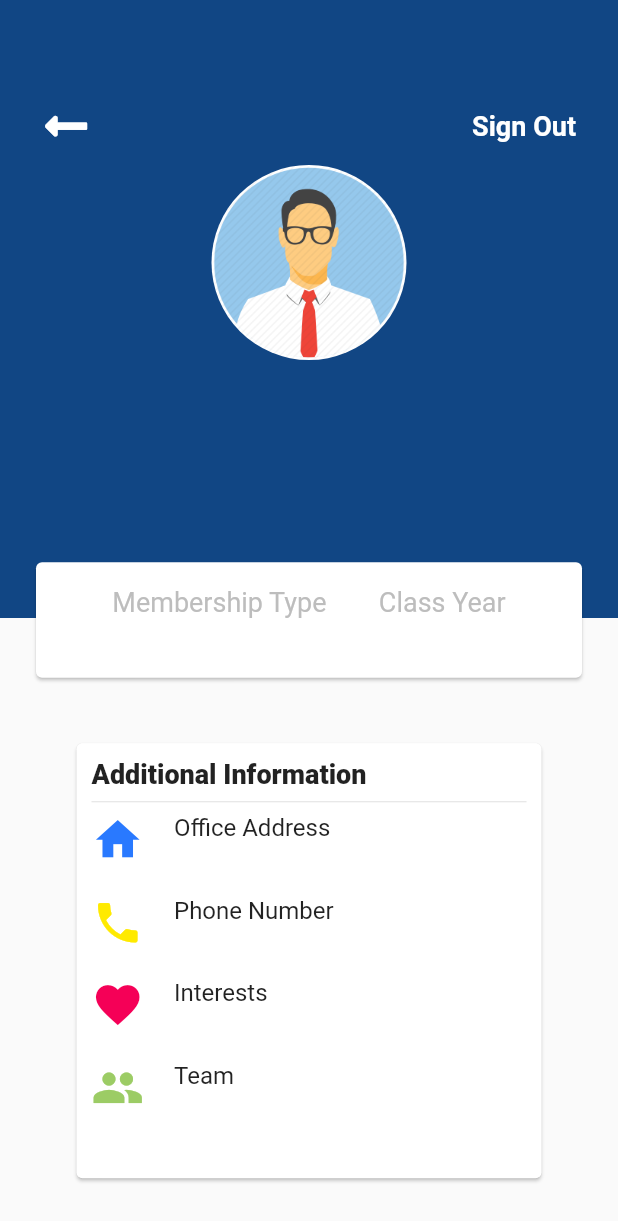
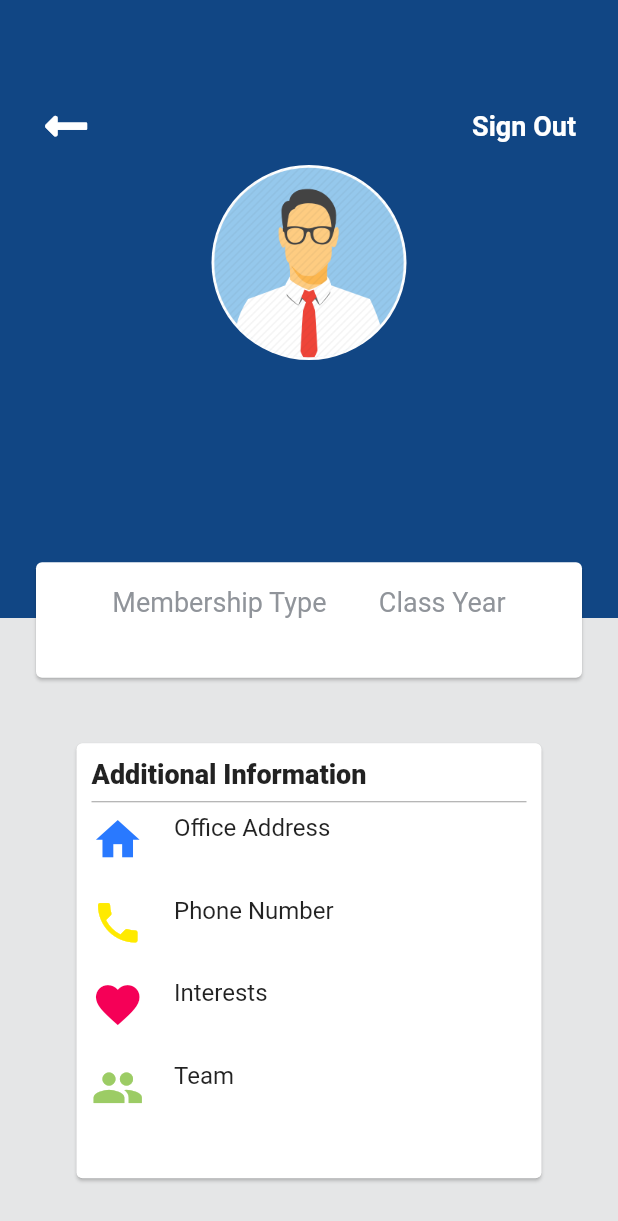
Before and after one commit to GideonsPromiseDev/GPMobileApp, a Flutter app: the screen it shows once a user with an empty profile is signed in, after a tap on "View My Profile", on a phone screen of 412 x 824 dp. Shown: the top 1221 px of the screen. Run offline on Flutter 3.47's test engine with Material 2 defaults, Android fonts, the phone set to English and light mode, and no system bars; our stand-ins replace cloud_firestore, firebase_auth, firebase_core, font_awesome_flutter, introduction_screen; accounts and stored records are empty.

Commit message:
Updated styling of donate and profile page

```diff
--- a/gp_mobile/lib/pages/donate/donate.dart
+++ b/gp_mobile/lib/pages/donate/donate.dart
@@ -26,9 +26,6 @@ class Donate extends StatelessWidget {
               fit: BoxFit.contain,
             ),
           ),
-          Row(
-            mainAxisAlignment: MainAxisAlignment.spaceEvenly,
-            children: [
           IconButton(
             onPressed: () {
               openURL(DonateConstants.donateURL);
@@ -36,8 +33,18 @@ class Donate extends StatelessWidget {
             icon: const FaIcon(FontAwesomeIcons.moneyCheckAlt),
             iconSize: 36,
           ),
-            ],
-          )
+          const Text("Click here to donate"),
+          Container(
+            margin: const EdgeInsets.only(top: 40),
+            child: const Text(
+              "Please consider donating. Every little bit helps!",
+              textAlign: TextAlign.center,
+              style: TextStyle(
+                fontWeight: FontWeight.bold,
+                fontSize: 24,
+              ),
+            ),
+          ),
         ],
       ),
     );
--- a/gp_mobile/lib/pages/profile/profile.dart
+++ b/gp_mobile/lib/pages/profile/profile.dart
@@ -97,6 +97,10 @@ scaffolding(String email, String mobile, String fullName, String classYear,
             ),
             Expanded(
               flex: 5,
+              child: Container(
+                color: (Theme.of(context).brightness == Brightness.light)
+                    ? GideonsPromiseColors.gray[100]
+                    : null,
                 child: Center(
                   child: Card(
                     margin: const EdgeInsets.fromLTRB(0.0, 45.0, 0.0, 0.0),
@@ -116,7 +120,7 @@ scaffolding(String email, String mobile, String fullName, String classYear,
                               ),
                             ),
                             Divider(
-                            color: Colors.grey[300],
+                              color: Colors.grey[500],
                             ),
                             Row(
                               mainAxisAlignment: MainAxisAlignment.start,
@@ -142,7 +146,7 @@ scaffolding(String email, String mobile, String fullName, String classYear,
                                       address,
                                       style: TextStyle(
                                         fontSize: 14.0,
-                                      color: Colors.grey[400],
+                                        color: GideonsPromiseColors.gray,
                                       ),
                                     )
                                   ],
@@ -176,7 +180,7 @@ scaffolding(String email, String mobile, String fullName, String classYear,
                                       mobile,
                                       style: TextStyle(
                                         fontSize: 14.0,
-                                      color: Colors.grey[400],
+                                        color: GideonsPromiseColors.gray,
                                       ),
                                     )
                                   ],
@@ -210,7 +214,7 @@ scaffolding(String email, String mobile, String fullName, String classYear,
                                       "",
                                       style: TextStyle(
                                         fontSize: 14.0,
-                                      color: Colors.grey[400],
+                                        color: GideonsPromiseColors.gray,
                                       ),
                                     )
                                   ],
@@ -244,7 +248,7 @@ scaffolding(String email, String mobile, String fullName, String classYear,
                                       "",
                                       style: TextStyle(
                                         fontSize: 14.0,
-                                      color: Colors.grey[400],
+                                        color: GideonsPromiseColors.gray,
                                       ),
                                     )
                                   ],
@@ -252,6 +256,7 @@ scaffolding(String email, String mobile, String fullName, String classYear,
                               ],
                             ),
                           ],
+                        ),
                       ),
                     ),
                   ),
@@ -274,8 +279,12 @@ scaffolding(String email, String mobile, String fullName, String classYear,
                     children: [
                       Text(
                         'Membership Type',
-                        style:
-                            TextStyle(color: Colors.grey[400], fontSize: 18.0),
+                        style: TextStyle(
+                            color: (Theme.of(context).brightness ==
+                                    Brightness.light)
+                                ? GideonsPromiseColors.gray
+                                : Colors.white,
+                            fontSize: 18.0),
                       ),
                       const SizedBox(
                         height: 5.0,
@@ -291,7 +300,12 @@ scaffolding(String email, String mobile, String fullName, String classYear,
                   Column(children: [
                     Text(
                       'Class Year',
-                      style: TextStyle(color: Colors.grey[400], fontSize: 18.0),
+                      style: TextStyle(
+                          color:
+                              (Theme.of(context).brightness == Brightness.light)
+                                  ? GideonsPromiseColors.gray
+                                  : Colors.white,
+                          fontSize: 18.0),
                     ),
                     const SizedBox(
                       height: 5.0,
```
Lines whose indentation alone changed are shown as unchanged.
